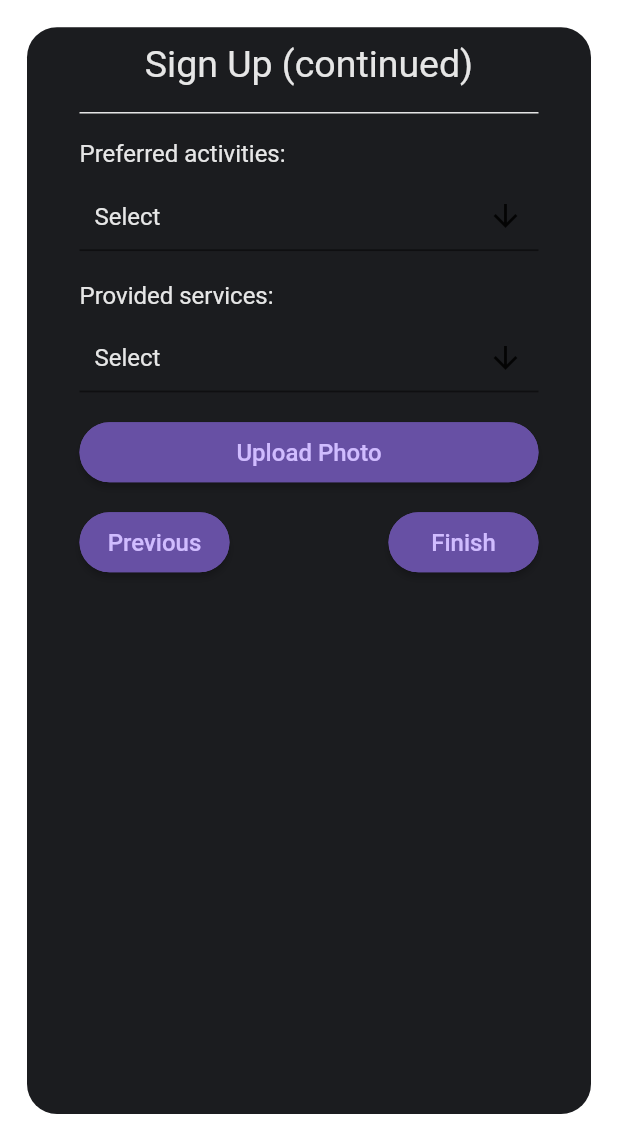
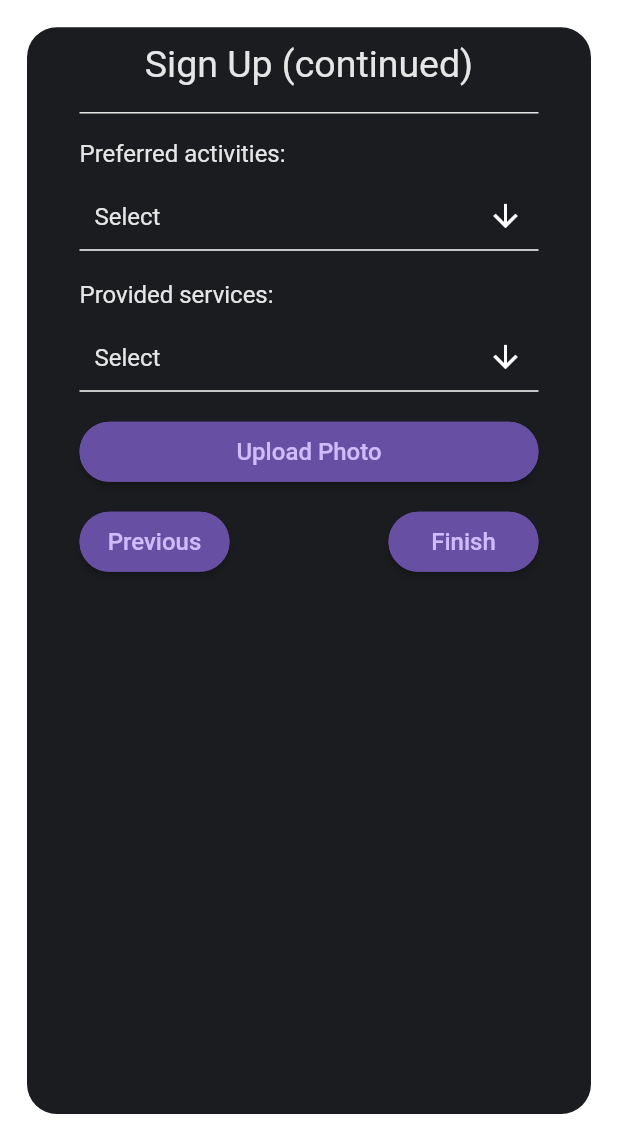
Before and after one commit to NhatTanVu/ProBuddy, a Flutter app: the SignUpScreen3 screen opened directly with empty values, on a phone screen of 412 x 824 dp, the part 95-1236 px from its top. Run offline on Flutter 3.47's test engine with Material 2 defaults, Android fonts, the phone set to English and light mode, and no system bars; drawn by our look-alikes of multi_select_flutter; our stand-ins replace image_picker, shared_preferences; accounts and stored records are empty.

Commit message:
Change MultiSelectDialogField icon and border bottom color to white

```diff
--- a/frontend/lib/screens/signup_screen3.dart
+++ b/frontend/lib/screens/signup_screen3.dart
@@ -40,7 +40,8 @@ class _SignUpScreen3State extends State<SignUpScreen3> {
   void _signUp(AuthUser? signUpUser, BuildContext context) async {
     try {
       await AuthServices.signUp(signUpUser as AuthUser);
-      await AuthServices.login(signUpUser.userName as String, signUpUser.password as String);
+      await AuthServices.login(
+          signUpUser.userName as String, signUpUser.password as String);
       Navigator.pushNamed(context, HomeScreen.id);
     } on Exception catch (e, _) {
       setState(() {
@@ -58,15 +59,13 @@ class _SignUpScreen3State extends State<SignUpScreen3> {
     if (pickedFile != null) {
       setState(() {
         _signUpUser?.imageFile = File(pickedFile.path);
-
       });
     }
   }
 
   @override
   Widget build(BuildContext context) {
-    _signUpUser =
-        ModalRoute.of(context)?.settings.arguments as AuthUser?;
+    _signUpUser = ModalRoute.of(context)?.settings.arguments as AuthUser?;
     if (_signUpUser == null) {
       _signUpUser = AuthUser.fromEmpty();
     } else {
@@ -120,12 +119,20 @@ class _SignUpScreen3State extends State<SignUpScreen3> {
                     const SizedBox(
                       height: 10,
                     ),
-                    const Text(
-                        'Preferred activities:'),
+                    const Text('Preferred activities:'),
                     const SizedBox(
                       height: 10,
                     ),
                     MultiSelectDialogField(
+                      decoration: const BoxDecoration(
+                        border: Border(
+                          bottom: BorderSide(color: Colors.white),
+                        ),
+                      ),
+                      buttonIcon: const Icon(
+                        Icons.arrow_downward,
+                        color: Colors.white,
+                      ),
                       initialValue: _selectedActivities,
                       items: _activities
                           .map((e) => MultiSelectItem(e, e))
@@ -143,6 +150,15 @@ class _SignUpScreen3State extends State<SignUpScreen3> {
                       height: 10,
                     ),
                     MultiSelectDialogField(
+                      decoration: const BoxDecoration(
+                        border: Border(
+                          bottom: BorderSide(color: Colors.white),
+                        ),
+                      ),
+                      buttonIcon: const Icon(
+                        Icons.arrow_downward,
+                        color: Colors.white,
+                      ),
                       initialValue: _selectedServices,
                       items:
                           _services.map((e) => MultiSelectItem(e, e)).toList(),
```
